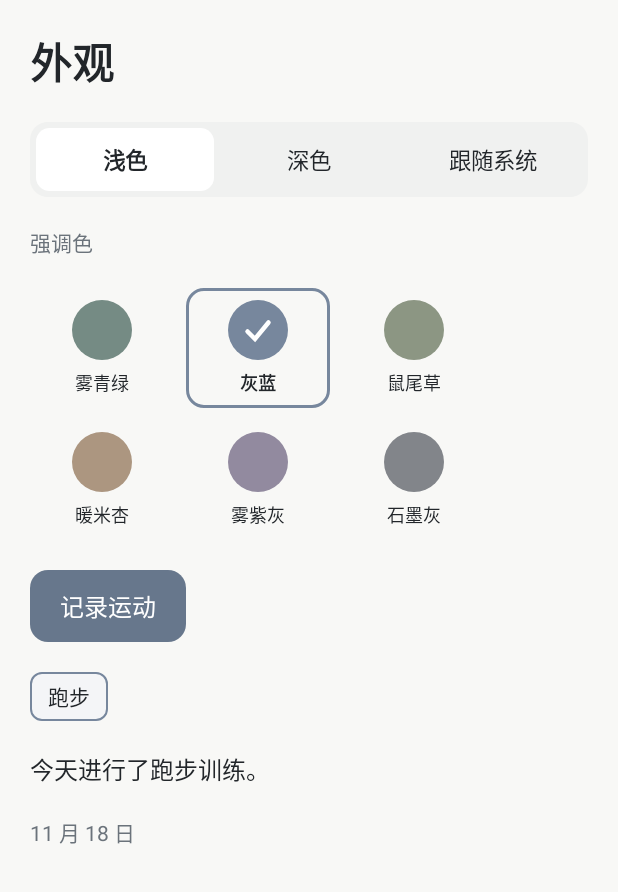
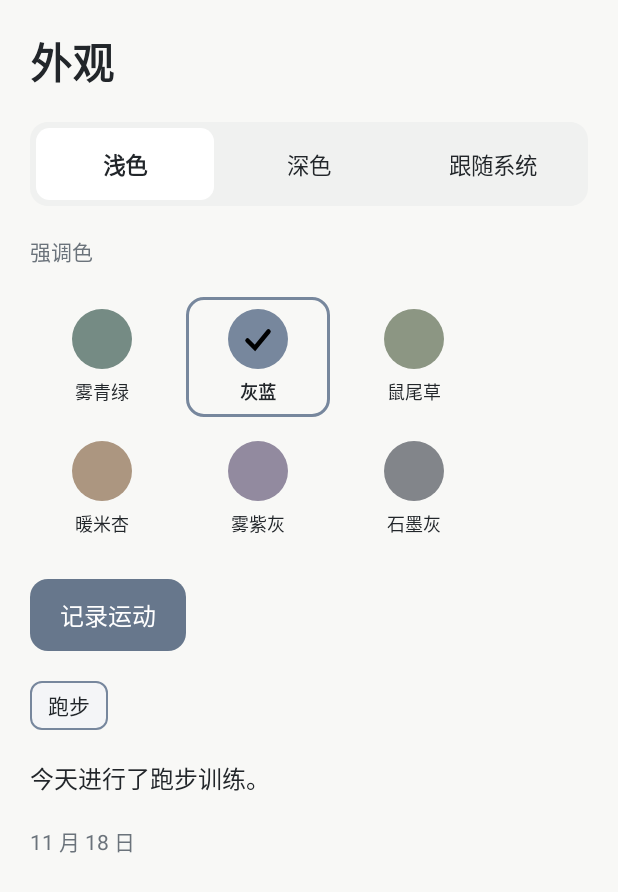
Before and after one commit to sanren1/Actiary, an Android app built with Jetpack Compose: the screen it shows after launch (MainActivity), on a phone screen of 412 x 824 dp. Shown: the top 892 px of the screen. Run offline under Robolectric (Android 15) with nearby library versions, the phone set to English and light mode, and no system bars.

Commit message:
fix(ui): readable check mark and 48dp mode targets
Co-Authored-By: Claude Sonnet 5.5 <noreply@anthropic.com>

```diff
--- a/app/src/main/java/com/actiary/ui/settings/AppearanceScreen.kt
+++ b/app/src/main/java/com/actiary/ui/settings/AppearanceScreen.kt
@@ -12,6 +12,7 @@ import androidx.compose.foundation.layout.FlowRow
 import androidx.compose.foundation.layout.Row
 import androidx.compose.foundation.layout.fillMaxSize
 import androidx.compose.foundation.layout.fillMaxWidth
+import androidx.compose.foundation.layout.heightIn
 import androidx.compose.foundation.layout.padding
 import androidx.compose.foundation.layout.safeDrawingPadding
 import androidx.compose.foundation.layout.size
@@ -42,6 +43,7 @@ import com.actiary.data.appearance.AppearanceSettings
 import com.actiary.data.appearance.ThemeMode
 import com.actiary.theme.LocalThemeTokens
 import com.actiary.theme.asColor
+import com.actiary.theme.contrast
 import com.actiary.theme.seed
 
 private val presets = AccentPreset.entries.filter { it != AccentPreset.CUSTOM }
@@ -95,6 +97,7 @@ fun AppearanceScreen(
                         .background(if (sel) n.surface.asColor() else Color.Transparent, RoundedCornerShape(9.dp))
                         .semantics { selected = sel }
                         .clickable(role = Role.Button) { onThemeMode(mode) }
+                        .heightIn(min = 48.dp)
                         .padding(vertical = 10.dp),
                     contentAlignment = Alignment.Center,
                 ) {
@@ -126,13 +129,15 @@ fun AppearanceScreen(
                         Modifier.size(40.dp).background((p.seed() ?: 0).asColor(), CircleShape),
                         contentAlignment = Alignment.Center,
                     ) {
+                        val seed = p.seed() ?: 0
+                        val checkColor = if (contrast(seed, 0xFFFFFFFF.toInt()) >= contrast(seed, 0xFF000000.toInt())) Color.White else Color.Black
                         if (sel) Canvas(Modifier.size(20.dp)) {
                             val path = Path().apply {
                                 moveTo(size.width * 0.15f, size.height * 0.55f)
                                 lineTo(size.width * 0.4f, size.height * 0.8f)
                                 lineTo(size.width * 0.85f, size.height * 0.25f)
                             }
-                            drawPath(path, Color.White, style = Stroke(3.dp.toPx(), cap = StrokeCap.Round))
+                            drawPath(path, checkColor, style = Stroke(3.dp.toPx(), cap = StrokeCap.Round))
                         }
                     }
                     BasicText(
```
